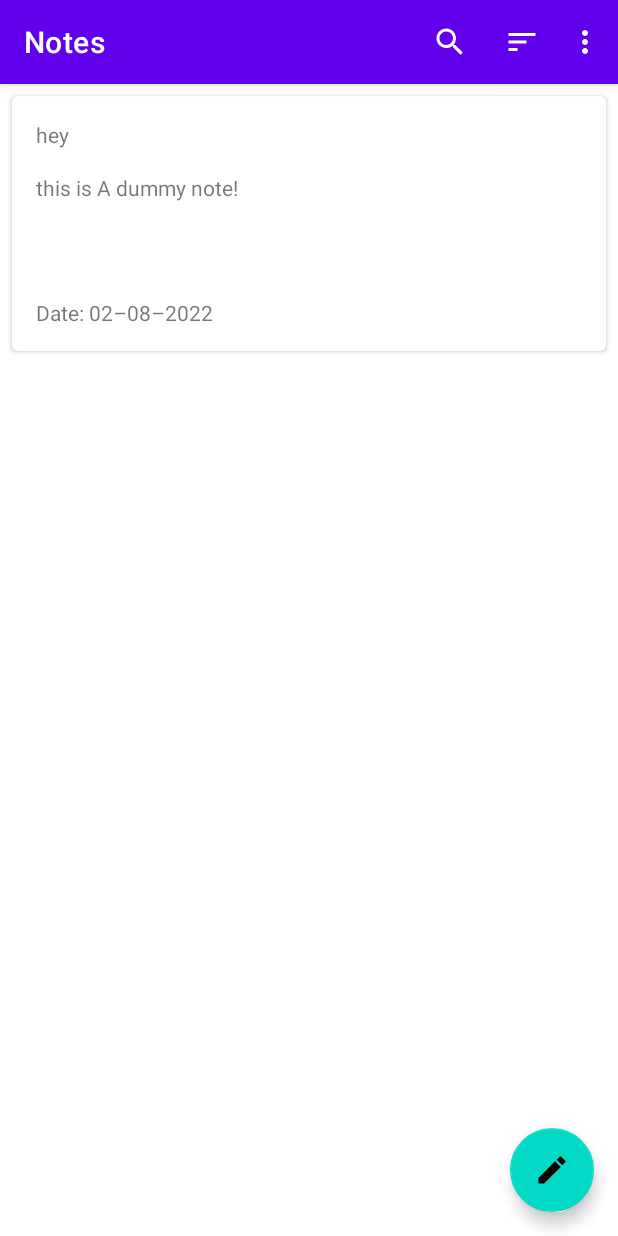
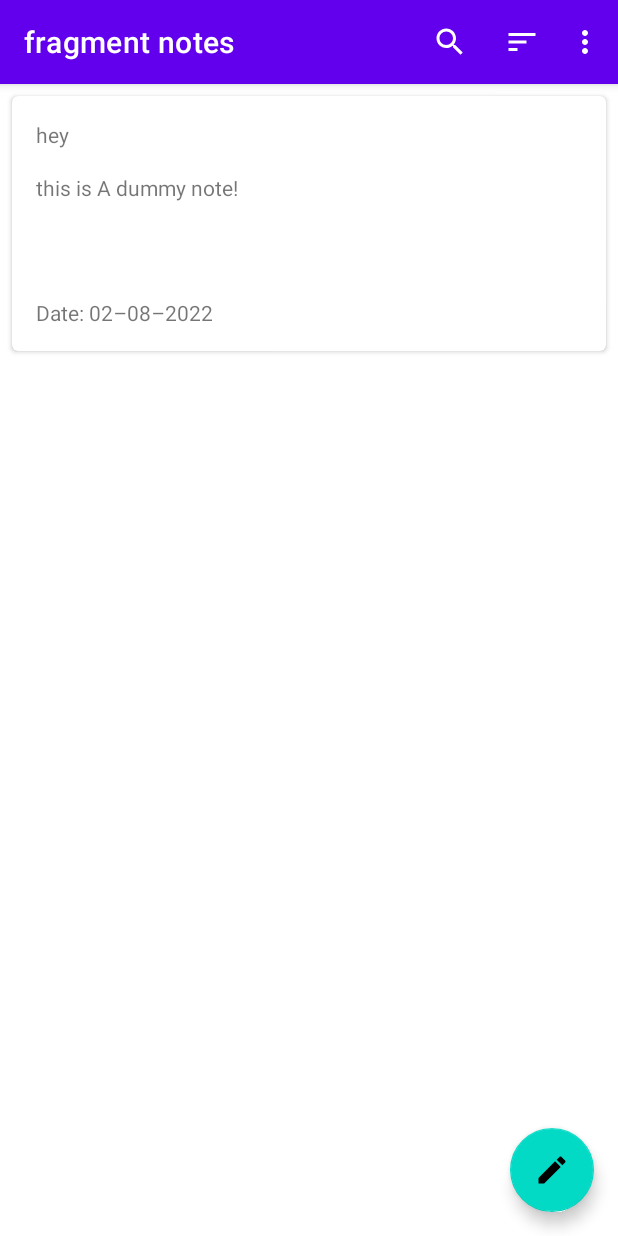
Before and after one commit to EyuCoder/MVVM_Notes, an Android app: the screen it shows after launch (MainActivity), on a phone screen of 412 x 824 dp. Run offline under Robolectric (Android 15) with nearby library versions, the phone set to English and light mode, and no system bars; our stand-ins replace Room's generated code, navigation-ui.

Commit message:
;) navigation setup complete

```diff
--- a/app/src/main/java/com/codexo/notes/ui/MainActivity.kt
+++ b/app/src/main/java/com/codexo/notes/ui/MainActivity.kt
@@ -2,11 +2,28 @@ package com.codexo.notes.ui
 
 import android.os.Bundle
 import androidx.appcompat.app.AppCompatActivity
+import androidx.navigation.NavController
+import androidx.navigation.findNavController
+import androidx.navigation.fragment.NavHostFragment
+import androidx.navigation.fragment.findNavController
+import androidx.navigation.ui.setupActionBarWithNavController
 import com.codexo.notes.R
 
 class MainActivity : AppCompatActivity() {
+    private lateinit var navController: NavController
     override fun onCreate(savedInstanceState: Bundle?) {
         super.onCreate(savedInstanceState)
         setContentView(R.layout.activity_main)
+
+        val navHostFragment =
+            supportFragmentManager.findFragmentById(R.id.nav_host_fragment) as NavHostFragment
+        navController = navHostFragment.findNavController()
+
+        setupActionBarWithNavController(navController)
+    }
+
+    override fun onSupportNavigateUp(): Boolean {
+        val navController = findNavController(R.id.nav_host_fragment)
+        return navController.navigateUp() || super.onSupportNavigateUp()
     }
 }
--- a/app/src/main/java/com/codexo/notes/ui/notes/NotesFragment.kt
+++ b/app/src/main/java/com/codexo/notes/ui/notes/NotesFragment.kt
@@ -8,9 +8,11 @@ import android.view.View
 import androidx.appcompat.widget.SearchView
 import androidx.fragment.app.Fragment
 import androidx.fragment.app.viewModels
+import androidx.navigation.fragment.findNavController
 import androidx.recyclerview.widget.LinearLayoutManager
 import com.codexo.notes.R
 import com.codexo.notes.databinding.FragmentNotesBinding
+import kotlinx.android.synthetic.main.fragment_notes.*
 
 class NotesFragment : Fragment(R.layout.fragment_notes) {
 
@@ -36,6 +38,9 @@ class NotesFragment : Fragment(R.layout.fragment_notes) {
         viewModel.allNotes.observe(viewLifecycleOwner) {
             notesAdapter.submitList(it)
         }
+
+        fab_add.setOnClickListener { findNavController().navigate(R.id.action_notesFragment_to_addFragment) }
+
         setHasOptionsMenu(true)
     }
 
--- a/app/src/main/res/navigation/nav_graph.xml
+++ b/app/src/main/res/navigation/nav_graph.xml
@@ -8,6 +8,29 @@
     <fragment
         android:id="@+id/notesFragment"
         android:name="com.codexo.notes.ui.notes.NotesFragment"
-        android:label="fragment_notes"
-        tools:layout="@layout/fragment_notes" />
+        android:label="fragment notes"
+        tools:layout="@layout/fragment_notes" >
+        <action
+            android:id="@+id/action_notesFragment_to_addFragment"
+            app:destination="@id/addFragment" />
+        <action
+            android:id="@+id/action_notesFragment_to_editFragment"
+            app:destination="@id/editFragment" />
+    </fragment>
+    <fragment
+        android:id="@+id/addFragment"
+        android:name="com.codexo.notes.ui.add.AddFragment"
+        android:label="Add Fragment">
+        <action
+            android:id="@+id/action_addFragment_to_notesFragment"
+            app:destination="@id/notesFragment" />
+    </fragment>
+    <fragment
+        android:id="@+id/editFragment"
+        android:name="com.codexo.notes.ui.edit.EditFragment"
+        android:label="Edit Fragment" >
+        <action
+            android:id="@+id/action_editFragment_to_notesFragment"
+            app:destination="@id/notesFragment" />
+    </fragment>
 </navigation>
```
Also changed, not shown: app/src/main/java/com/codexo/notes/ui/add/AddFragment.kt (added, +38 -0 lines), app/src/main/java/com/codexo/notes/ui/add/AddViewModel.kt (added, +7 -0 lines), app/src/main/java/com/codexo/notes/ui/edit/EditFragment.kt (added, +20 -0 lines), app/src/main/java/com/codexo/notes/ui/edit/EditViewModel.kt (added, +8 -0 lines), app/src/main/res/layout/fragment_detail.xml (renamed from app/src/main/res/layout/fragment_add_edit.xml).
